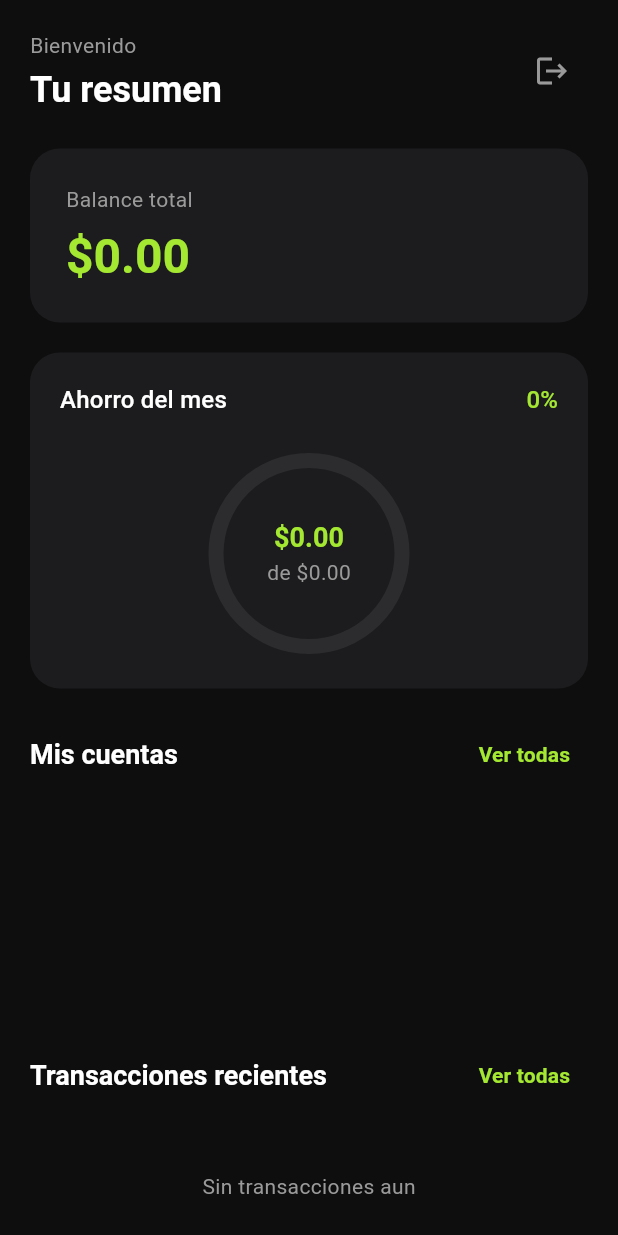
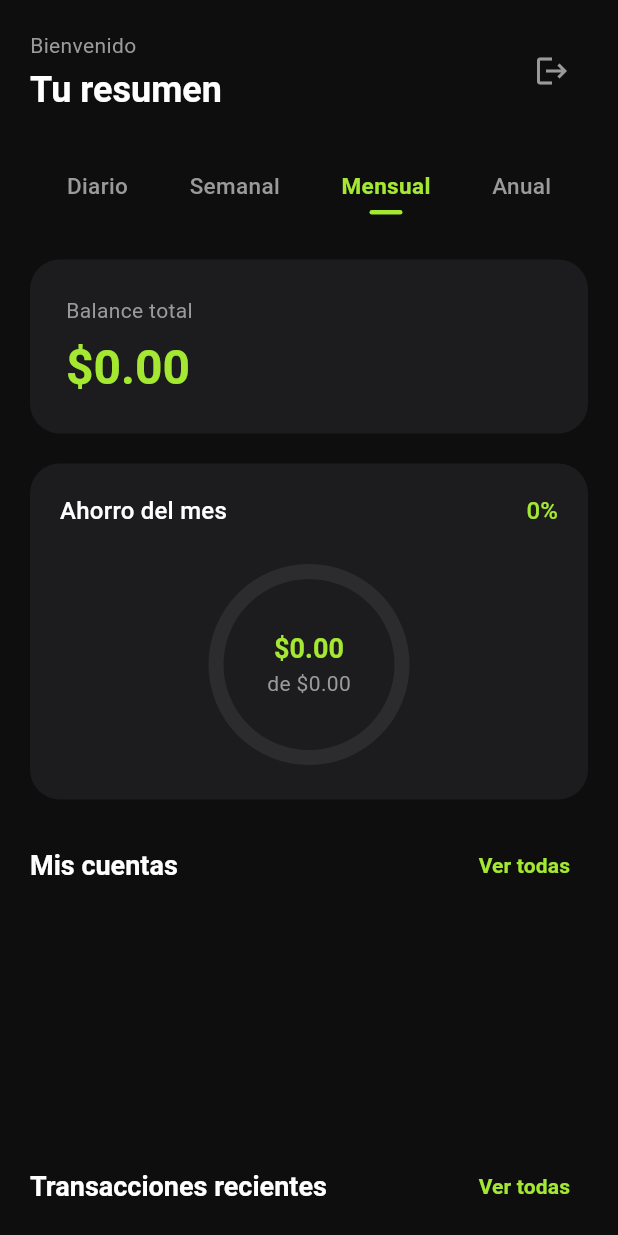
Before and after one commit to DiegoPorta20/finance-personal-app, a Flutter app: the _DashboardContent widget shown alone on an empty page, opened directly with empty values, on a phone screen of 412 x 824 dp. Run offline on Flutter 3.47's test engine with Material 3 defaults, Android fonts, the phone set to English and light mode, and no system bars; our stand-ins replace dio, fl_chart, flutter_riverpod, flutter_secure_storage, go_router; accounts and stored records are empty; network calls fail.

Commit message:
feat: implement shared time period selection for transactions and reports; add reusable PeriodSelector widget

```diff
--- /dev/null
+++ b/lib/core/utils/time_period.dart
@@ -0,0 +1,61 @@
+/// Periodo de tiempo compartido para filtrar datos (reportes, movimientos, etc.).
+enum TimePeriod { daily, weekly, monthly, yearly }
+
+extension TimePeriodX on TimePeriod {
+  String get label {
+    switch (this) {
+      case TimePeriod.daily:
+        return 'Diario';
+      case TimePeriod.weekly:
+        return 'Semanal';
+      case TimePeriod.monthly:
+        return 'Mensual';
+      case TimePeriod.yearly:
+        return 'Anual';
+    }
+  }
+
+  /// Rango [start, end] del periodo relativo a [now].
+  ({DateTime start, DateTime end}) range(DateTime now) {
+    switch (this) {
+      case TimePeriod.daily:
+        return (
+          start: DateTime(now.year, now.month, now.day),
+          end: DateTime(now.year, now.month, now.day, 23, 59, 59),
+        );
+      case TimePeriod.weekly:
+        final monday = now.subtract(Duration(days: now.weekday - 1));
+        final start = DateTime(monday.year, monday.month, monday.day);
+        return (
+          start: start,
+          end: start.add(
+            const Duration(days: 6, hours: 23, minutes: 59, seconds: 59),
+          ),
+        );
+      case TimePeriod.monthly:
+        return (
+          start: DateTime(now.year, now.month, 1),
+          end: DateTime(now.year, now.month + 1, 0, 23, 59, 59),
+        );
+      case TimePeriod.yearly:
+        return (
+          start: DateTime(now.year, 1, 1),
+          end: DateTime(now.year, 12, 31, 23, 59, 59),
+        );
+    }
+  }
+
+  /// Meses de histórico para gráficas de tendencia.
+  int get trendMonths {
+    switch (this) {
+      case TimePeriod.daily:
+        return 1;
+      case TimePeriod.weekly:
+        return 1;
+      case TimePeriod.monthly:
+        return 6;
+      case TimePeriod.yearly:
+        return 12;
+    }
+  }
+}
--- /dev/null
+++ b/lib/core/widgets/period_selector.dart
@@ -0,0 +1,63 @@
+import 'package:flutter/material.dart';
+
+import '../theme/app_theme.dart';
+import '../utils/time_period.dart';
+
+/// Barra reutilizable de selección de periodo (Diario/Semanal/Mensual/Anual).
+/// Texto verde + subrayado en el periodo activo. Es "tonto": recibe el valor
+/// seleccionado y notifica los cambios por [onChanged].
+class PeriodSelector extends StatelessWidget {
+  final TimePeriod selected;
+  final ValueChanged<TimePeriod> onChanged;
+
+  const PeriodSelector({
+    super.key,
+    required this.selected,
+    required this.onChanged,
+  });
+
+  @override
+  Widget build(BuildContext context) {
+    return Container(
+      width: double.infinity,
+      color: AppColors.background,
+      padding: const EdgeInsets.symmetric(horizontal: 4, vertical: 4),
+      child: Row(
+        mainAxisAlignment: MainAxisAlignment.spaceAround,
+        children: TimePeriod.values.map((period) {
+          final active = period == selected;
+          return InkWell(
+            onTap: () => onChanged(period),
+            borderRadius: BorderRadius.circular(8),
+            child: Padding(
+              padding: const EdgeInsets.symmetric(horizontal: 10, vertical: 10),
+              child: Column(
+                mainAxisSize: MainAxisSize.min,
+                children: [
+                  Text(
+                    period.label,
+                    style: TextStyle(
+                      color:
+                          active ? AppColors.accent : AppColors.textSecondary,
+                      fontWeight: active ? FontWeight.bold : FontWeight.w500,
+                      fontSize: 15,
+                    ),
+                  ),
+                  const SizedBox(height: 6),
+                  Container(
+                    height: 3,
+                    width: 22,
+                    decoration: BoxDecoration(
+                      color: active ? AppColors.accent : Colors.transparent,
+                      borderRadius: BorderRadius.circular(2),
+                    ),
+                  ),
+                ],
+              ),
+            ),
+          );
+        }).toList(),
+      ),
+    );
+  }
+}
--- a/lib/features/auth/data/auth_repository.dart
+++ b/lib/features/auth/data/auth_repository.dart
@@ -39,4 +39,7 @@ class AuthRepository {
   Future<void> logout() async {
     await _client.deleteToken();
   }
+
+  /// Token guardado (si existe) para restaurar la sesión al abrir la app.
+  Future<String?> currentToken() => _client.getToken();
 }
--- a/lib/features/auth/domain/auth_state.dart
+++ b/lib/features/auth/domain/auth_state.dart
@@ -3,6 +3,7 @@ class AuthState {
   final String? token;
   final String? userId;
   final bool isLoading;
+  final bool isInitialized;
   final String? error;
 
   const AuthState({
@@ -10,6 +11,7 @@ class AuthState {
     this.token,
     this.userId,
     this.isLoading = false,
+    this.isInitialized = false,
     this.error,
   });
 
@@ -18,6 +20,7 @@ class AuthState {
     String? token,
     String? userId,
     bool? isLoading,
+    bool? isInitialized,
     String? error,
   }) {
     return AuthState(
@@ -25,6 +28,7 @@ class AuthState {
       token: token ?? this.token,
       userId: userId ?? this.userId,
       isLoading: isLoading ?? this.isLoading,
+      isInitialized: isInitialized ?? this.isInitialized,
       error: error,
     );
   }
--- a/lib/features/dashboard/data/dashboard_repository.dart
+++ b/lib/features/dashboard/data/dashboard_repository.dart
@@ -29,7 +29,9 @@ class DashboardRepository {
 
   Future<List<RecentTransaction>> getRecentTransactions() async {
     final response = await _client.dio.get('/transactions');
-    final list = response.data as List;
+    // El endpoint devuelve { data: [...], meta: {...} } (paginado).
+    final raw = response.data;
+    final list = (raw is Map ? raw['data'] as List : raw as List);
     return list.take(5).map((json) {
       final j = json as Map<String, dynamic>;
       final category = j['category'] as Map<String, dynamic>?;
--- a/lib/features/dashboard/presentation/screens/dashboard_screen.dart
+++ b/lib/features/dashboard/presentation/screens/dashboard_screen.dart
@@ -4,6 +4,7 @@ import 'package:go_router/go_router.dart';
 
 import '../../../../core/theme/app_theme.dart';
 import '../../../../core/utils/currency_formatter.dart';
+import '../../../../core/widgets/period_selector.dart';
 import '../../application/dashboard_provider.dart';
 import '../../domain/dashboard_model.dart';
 import '../widgets/savings_ring.dart';
@@ -87,6 +88,14 @@ class _DashboardContent extends ConsumerWidget {
             ],
           ),
           const SizedBox(height: 24),
+
+          // Selector de periodo
+          PeriodSelector(
+            selected: ref.watch(dashboardPeriodProvider),
+            onChanged: (p) =>
+                ref.read(dashboardPeriodProvider.notifier).state = p,
+          ),
+          const SizedBox(height: 16),
 
           // Total balance
           Container(
--- /dev/null
+++ b/lib/features/reports/domain/report_period.dart
@@ -0,0 +1,6 @@
+// El periodo de reportes ahora es el periodo compartido (core/utils/time_period).
+// Se mantiene este archivo y el alias `ReportPeriod` por compatibilidad.
+import '../../../core/utils/time_period.dart';
+export '../../../core/utils/time_period.dart';
+
+typedef ReportPeriod = TimePeriod;
--- /dev/null
+++ b/lib/features/reports/presentation/widgets/period_selector.dart
@@ -0,0 +1,2 @@
+// El selector de periodo ahora es el componente reutilizable de core.
+export '../../../../core/widgets/period_selector.dart';
--- a/lib/features/transactions/application/transactions_provider.dart
+++ b/lib/features/transactions/application/transactions_provider.dart
@@ -1,6 +1,11 @@
 import 'package:flutter_riverpod/flutter_riverpod.dart';
+import '../../../core/utils/time_period.dart';
 import '../domain/transaction_model.dart';
 import '../data/transactions_repository.dart';
+
+/// Periodo seleccionado en Movimientos (Diario/Semanal/Mensual/Anual).
+final transactionsPeriodProvider =
+    StateProvider<TimePeriod>((ref) => TimePeriod.monthly);
 
 final transactionsProvider =
     AsyncNotifierProvider<TransactionsNotifier, List<Transaction>>(
--- a/lib/features/transactions/data/transactions_repository.dart
+++ b/lib/features/transactions/data/transactions_repository.dart
@@ -22,7 +22,10 @@ class TransactionsRepository {
 
     final response =
         await _client.dio.get('/transactions', queryParameters: queryParams);
-    return (response.data as List).cast<Map<String, dynamic>>();
+    // El endpoint devuelve { data: [...], meta: {...} } (paginado).
+    final raw = response.data;
+    final list = (raw is Map ? raw['data'] as List : raw as List);
+    return list.cast<Map<String, dynamic>>();
   }
 
   Future<Map<String, dynamic>> create(Map<String, dynamic> data) async {
```
Also changed, not shown: lib/core/router/app_router.dart (+47 -5 lines), lib/features/auth/application/auth_provider.dart (+19 -2 lines), lib/features/dashboard/application/dashboard_provider.dart (+16 -9 lines), lib/features/reports/application/reports_provider.dart (+14 -7 lines), lib/features/reports/presentation/screens/reports_screen.dart (+17 -4 lines), lib/features/transactions/presentation/screens/transactions_screen.dart (+24 -24 lines).
